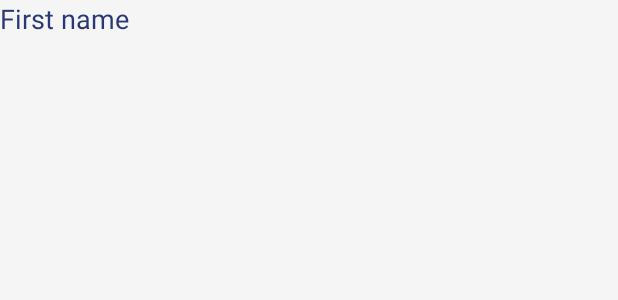
After one commit to alexandr7035/AffinidiID, an Android app: the layout view_vc_detail_title_only.xml on its own in the app's theme, with its tools: preview values and no code run, on a phone screen of 412 x 824 dp. The commit adds this screen. Shown: the top 300 px of the screen. Run offline under Robolectric (Android 15) with nearby library versions, the phone set to English and light mode, and no system bars.

```diff
--- a/app/src/main/java/by/alexandr7035/affinidi_id/presentation/credential_details/credential_subject/CredentialSubjectToFieldsMapper.kt
+++ b/app/src/main/java/by/alexandr7035/affinidi_id/presentation/credential_details/credential_subject/CredentialSubjectToFieldsMapper.kt
@@ -4,5 +4,5 @@ import by.alexandr7035.affinidi_id.presentation.credential_details.CredentialDat
 import com.google.gson.JsonObject
 
 interface CredentialSubjectToFieldsMapper {
-    fun map(jsonObject: JsonObject): List<CredentialDataItem>
+    fun map(jsonObject: JsonObject, offsetLevel: Int = 0): List<CredentialDataItem>
 }
--- a/app/src/main/res/layout/view_vc_detail_spacing.xml
+++ /dev/null
@@ -1,5 +0,0 @@
-<?xml version="1.0" encoding="utf-8"?>
-<View xmlns:android="http://schemas.android.com/apk/res/android"
-    android:layout_width="match_parent"
-    android:layout_height="@dimen/vc_details_spacing_size">
-</View>
--- /dev/null
+++ b/app/src/main/res/layout/view_vc_detail_title_only.xml
@@ -0,0 +1,11 @@
+<?xml version="1.0" encoding="utf-8"?>
+<TextView xmlns:android="http://schemas.android.com/apk/res/android"
+    xmlns:tools="http://schemas.android.com/tools"
+    android:id="@+id/typeView"
+    style="@style/CredentialFieldType"
+    tools:text="First name"
+    android:layout_width="match_parent"
+    android:layout_height="wrap_content"
+    android:layout_marginBottom="@dimen/vc_field_spacing"
+    android:orientation="vertical">
+</TextView>
```
Also changed, not shown: app/src/main/java/by/alexandr7035/affinidi_id/presentation/credential_details/CredentialDataAdapter.kt (+24 -11 lines), app/src/main/java/by/alexandr7035/affinidi_id/presentation/credential_details/CredentialDataItem.kt (+13 -3 lines), app/src/main/java/by/alexandr7035/affinidi_id/presentation/credential_details/CredentialDetailsViewModel.kt (+9 -1 lines), app/src/main/java/by/alexandr7035/affinidi_id/presentation/credential_details/credential_subject/CredentialSubjectToFieldsMapperImpl.kt (+30 -4 lines).
